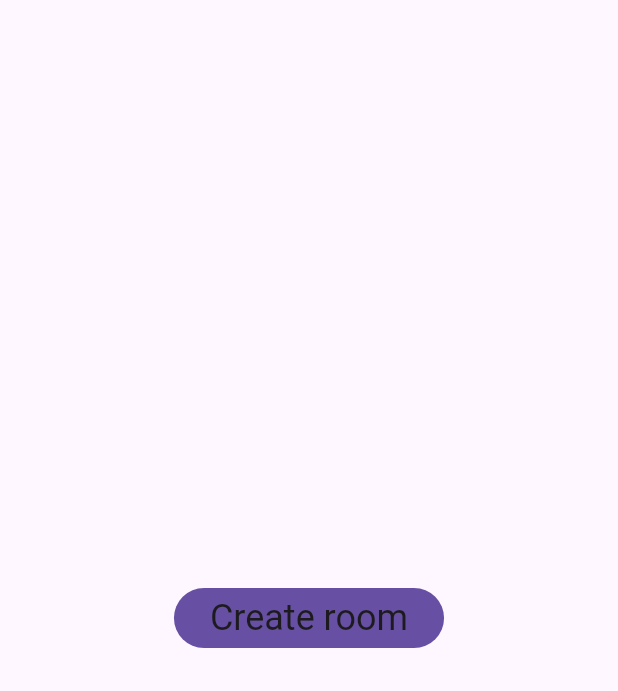
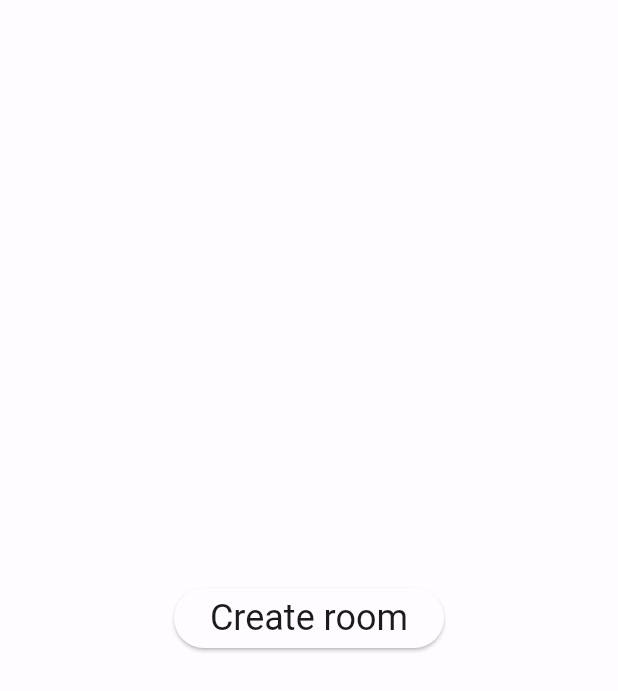
Before and after one commit to ghrcosta/planning-poker, a Flutter app: the screen it shows after launch, on a phone screen of 412 x 824 dp. Shown: the top 691 px of the screen. Run offline on Flutter 3.47's test engine with Material 2 defaults, Android fonts, the phone set to English and light mode, and no system bars; our stand-ins replace shared_preferences.

```diff
--- a/springboot-flutter/ui/lib/main.dart
+++ b/springboot-flutter/ui/lib/main.dart
@@ -21,11 +21,80 @@ class _PlanningPokerAppState extends State<PlanningPokerApp> {
   Widget build(BuildContext context) {
     return MaterialApp.router(
       title: 'Planning Poker',
-      theme: ThemeData(
-        useMaterial3: true,
-      ),
+      theme: ThemeData(useMaterial3: true, colorScheme: lightColorScheme),
+      darkTheme: ThemeData(useMaterial3: true, colorScheme: darkColorScheme),
       routerDelegate: _routerDelegate,
       routeInformationParser: _routeInformationParser,
     );
   }
 }
+
+// Colors created using https://m3.material.io/theme-builder#/custom
+
+const lightColorScheme = ColorScheme(
+  brightness: Brightness.light,
+  primary: Color(0xFF1B1B1F),
+  onPrimary: Color(0xFFE3E1EC),
+  primaryContainer: Color(0xFFDDE1FF),
+  onPrimaryContainer: Color(0xFF1B1B1F),
+  secondary: Color(0xFF5A5D72),
+  onSecondary: Color(0xFFFBF8FF),
+  secondaryContainer: Color(0xFFDFE1F9),
+  onSecondaryContainer: Color(0xFF171B2C),
+  tertiary: Color(0xFF75546E),
+  onTertiary: Color(0xFFFFFFFF),
+  tertiaryContainer: Color(0xFFFFD7F4),
+  onTertiaryContainer: Color(0xFF2C1229),
+  error: Color(0xFFBA1A1A),
+  errorContainer: Color(0xFFFFDAD6),
+  onError: Color(0xFFFFFFFF),
+  onErrorContainer: Color(0xFF410002),
+  background: Color(0xFFFFFBFF),
+  onBackground: Color(0xFF24005A),
+  surface: Color(0xFFFFFBFF),
+  onSurface: Color(0xFF1B1B1F),
+  surfaceVariant: Color(0xFFE2E1EC),
+  onSurfaceVariant: Color(0xFF45464F),
+  outline: Color(0xFF767680),
+  onInverseSurface: Color(0xFFF6EDFF),
+  inverseSurface: Color(0xFF3A1D71),
+  inversePrimary: Color(0xFFB8C4FF),
+  shadow: Color(0xFF000000),
+  surfaceTint: Color(0xFFFFFBFF),
+  outlineVariant: Color(0xFFC6C5D0),
+  scrim: Color(0xFF000000),
+);
+
+const darkColorScheme = ColorScheme(
+  brightness: Brightness.dark,
+  primary: Color(0xFFB8C4FF),
+  onPrimary: Color(0xFF0F2878),
+  primaryContainer: Color(0xFF2C4090),
+  onPrimaryContainer: Color(0xFFDDE1FF),
+  secondary: Color(0xFFC2C5DD),
+  onSecondary: Color(0xFF2C2F42),
+  secondaryContainer: Color(0xFF424659),
+  onSecondaryContainer: Color(0xFFDFE1F9),
+  tertiary: Color(0xFFE4BAD9),
+  onTertiary: Color(0xFF44273F),
+  tertiaryContainer: Color(0xFF5C3D56),
+  onTertiaryContainer: Color(0xFFFFD7F4),
+  error: Color(0xFFFFB4AB),
+  errorContainer: Color(0xFF93000A),
+  onError: Color(0xFF690005),
+  onErrorContainer: Color(0xFFFFDAD6),
+  background: Color(0xFF24005A),
+  onBackground: Color(0xFFEADDFF),
+  surface: Color(0xFF24005A),
+  onSurface: Color(0xFFEADDFF),
+  surfaceVariant: Color(0xFF45464F),
+  onSurfaceVariant: Color(0xFFC6C5D0),
+  outline: Color(0xFF90909A),
+  onInverseSurface: Color(0xFF24005A),
+  inverseSurface: Color(0xFFEADDFF),
+  inversePrimary: Color(0xFF4559A9),
+  shadow: Color(0xFF000000),
+  surfaceTint: Color(0xFFB8C4FF),
+  outlineVariant: Color(0xFF45464F),
+  scrim: Color(0xFF000000),
+);
--- a/springboot-flutter/ui/lib/screen/home/home.dart
+++ b/springboot-flutter/ui/lib/screen/home/home.dart
@@ -15,7 +15,7 @@ class HomeScreen extends StatelessWidget {
     return Scaffold(
       backgroundColor: Theme.of(context).colorScheme.background,
       body: Center(
-        child: FilledButton(
+        child: ElevatedButton(
           onPressed: (() => { _createRoomAndNavigateToIt(context) }),
           child: Text(
             'Create room',
--- a/springboot-flutter/ui/lib/screen/room/name_selection.dart
+++ b/springboot-flutter/ui/lib/screen/room/name_selection.dart
@@ -38,7 +38,7 @@ class _RoomNameSelectionWidgetState extends State<RoomNameSelectionWidget> {
               child: TextField(
                 controller: _textController,
                 decoration: InputDecoration(
-                  labelText: 'Name',
+                  labelText: 'Your name',
                   border: const OutlineInputBorder(),
                   errorText: _submitted ? _errorText : null,
                 ),
```
Also changed, not shown: springboot-flutter/ui/lib/entity/participant.dart (+25 -0 lines), springboot-flutter/ui/lib/screen/room/room.dart (+22 -10 lines).
